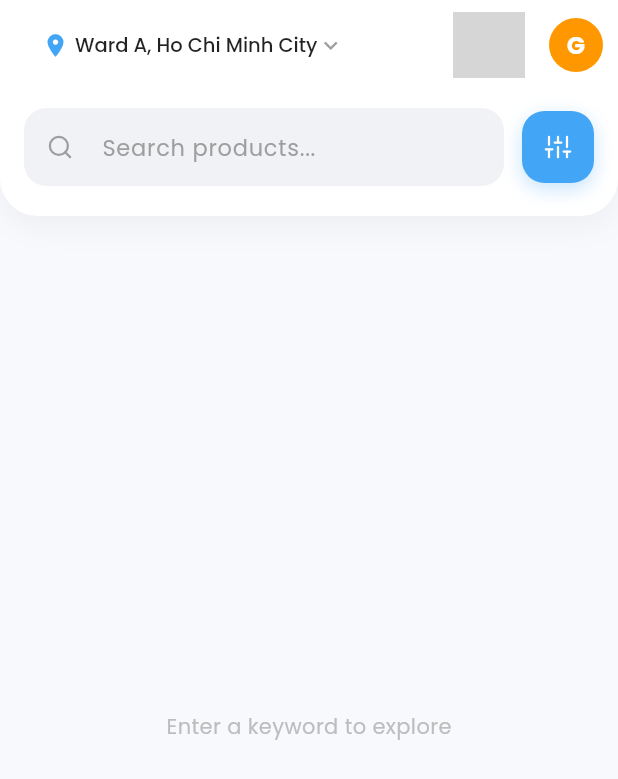
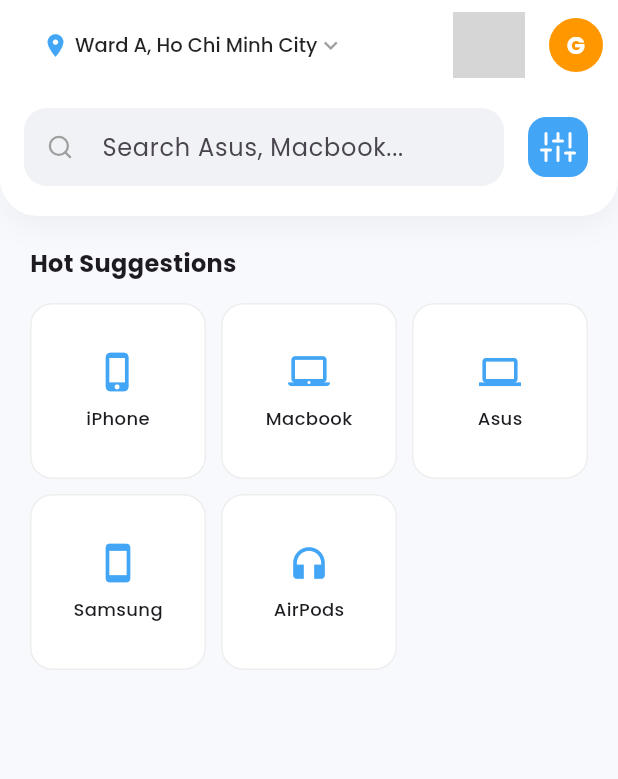
Before and after one commit to Master0028/RecoMart, a Flutter app: the SearchProductScreen screen opened directly with empty values, on a phone screen of 412 x 824 dp. Shown: the top 779 px of the screen. Run offline on Flutter 3.47's test engine with Material 3 defaults, Android fonts, the light colour scheme and no system bars; our stand-ins replace cached_network_image, carousel_slider, cloud_firestore, feather_icons, firebase_auth, firebase_core and 12 more; missing offline and left inert: add_to_cart_animation, cloudinary_public; accounts and stored records are empty; network calls fail; grey boxes are pictures that could not be loaded.

Commit message:
Commit lần 1

```diff
--- a/lib/provider/order_provider.dart
+++ b/lib/provider/order_provider.dart
@@ -1,6 +1,4 @@
 import 'package:flutter/material.dart';
-import 'package:firebase_auth/firebase_auth.dart';
-
 import '../models/order.model.dart';
 import '../pattern/singleton.dart';
 import '../services/order.service.dart';
--- a/lib/routes/app_routes.dart
+++ b/lib/routes/app_routes.dart
@@ -35,9 +35,9 @@
 import '../views/pages/client/order/ordercheckout.dart';
 import '../views/pages/client/profile/module/orderdetail.dart';
 
+
 final GoRouter appRouter = GoRouter(
   initialLocation: '/',
-
   routes: [
     GoRoute(
       path: '/',
--- a/lib/views/pages/admin/dashboard/dashboard_screen.dart
+++ b/lib/views/pages/admin/dashboard/dashboard_screen.dart
@@ -177,7 +177,7 @@
           ),
           const SizedBox(height: 4),
           Text(
-            'Auto reload every 15s (with confirmation)',
+            'Auto reload every 60s to have new data',
             style: TextStyle(color: Colors.grey[500]),
           ),
         ]),
--- a/lib/views/pages/client/home/widgets/appBar_widget.dart
+++ b/lib/views/pages/client/home/widgets/appBar_widget.dart
@@ -200,12 +200,15 @@
             child: Row(children: [
               Expanded(
                 child: TextField(
+                  readOnly: true,
+                  onTap: () => context.push('/search'),
                   decoration: const InputDecoration(
                       hintText: 'Search products...',
                       border: InputBorder.none,
                       contentPadding: EdgeInsets.symmetric(horizontal: 15)),
                   onSubmitted: (_) => context.push('/search'),
-              )),
+                ),
+              ),
               Container(
                 decoration: BoxDecoration(
                     color: _actionButtonColor,
--- a/lib/views/pages/client/login/login_view.dart
+++ b/lib/views/pages/client/login/login_view.dart
@@ -57,7 +57,6 @@
     final userProvider = context.read<UserProvider>();
     if (userProvider.isLoggedIn) {
       debugPrint("User already logged in. Redirecting...");
-      if (mounted) context.go('/home');
     }
   }
 
--- a/lib/views/pages/client/order/ordercheckout.dart
+++ b/lib/views/pages/client/order/ordercheckout.dart
@@ -298,8 +298,8 @@
                   child: Image.network(widget.imageUrl ?? '', width: 60, height: 60, fit: BoxFit.cover),
                 ),
                 title: Text(widget.productName ?? '', style: const TextStyle(fontWeight: FontWeight.bold)),
-                subtitle: Text('${widget.quantity} x ${format(widget.unitPrice ?? 0)} USD'),
-                trailing: Text('${format(subtotal)} USD', style: TextStyle(color: AppColors.primary, fontWeight: FontWeight.bold)),
+                subtitle: Text('${widget.quantity} x ${format(widget.unitPrice ?? 0)} VND'),
+                trailing: Text('${format(subtotal)} VND', style: const TextStyle(color: AppColors.primary, fontWeight: FontWeight.bold)),
               ),
             ),
             const SizedBox(height: 20),
--- a/lib/views/pages/client/profile/module/history.dart
+++ b/lib/views/pages/client/profile/module/history.dart
@@ -10,8 +10,6 @@
 import 'package:recomart/utils/widget/CustomAppBarMobile.dart';
 import 'package:recomart/models/order.model.dart';
 import 'package:recomart/provider/order_provider.dart';
-
-import '../../../../../pattern/singleton.dart';
 
 class OrderHistoryPage extends StatefulWidget {
   const OrderHistoryPage({super.key, required this.userId});
--- a/lib/views/pages/client/search/search_product_screen.dart
+++ b/lib/views/pages/client/search/search_product_screen.dart
@@ -8,6 +8,7 @@
 import 'package:recomart/views/pages/client/home/widgets/product_widget.dart' hide AppColors;
 import 'package:add_to_cart_animation/add_to_cart_animation.dart';
 import 'package:recomart/services/recommendation_service.dart';
+import 'package:shared_preferences/shared_preferences.dart';
 
 class SearchProductScreen extends StatefulWidget {
   final Function(String) onSearch;
@@ -29,57 +30,102 @@
   late Function(GlobalKey) runAddToCartAnimation;
 
   List<dynamic> _searchResults = [];
+  List<String> _searchHistory = [];
   bool _isLoading = false;
   bool _hasSearched = false;
+
+  final List<Map<String, dynamic>> _hotSuggestions = [
+    {'name': 'iPhone', 'icon': Icons.phone_iphone},
+    {'name': 'Macbook', 'icon': Icons.laptop_mac},
+    {'name': 'Asus', 'icon': Icons.computer},
+    {'name': 'Samsung', 'icon': Icons.smartphone},
+    {'name': 'AirPods', 'icon': Icons.headphones},
+  ];
 
   @override
   void initState() {
     super.initState();
         _searchController.text = widget.initialQuery;
+    _loadSearchHistory();
+    _searchController.addListener(_handleSearchTextChange);
     if (widget.initialQuery.isNotEmpty) {
-      _performSearch();
+      WidgetsBinding.instance.addPostFrameCallback((_) {
+        _performSearch(query: widget.initialQuery);
+      });
     }
   }
 
-  Future<void> _performSearch() async {
-    final keyword = _searchController.text.trim();
+  void _handleSearchTextChange() {
+    if (_searchController.text.isEmpty && _hasSearched) {
+      setState(() {
+        _hasSearched = false;
+        _searchResults = [];
+      });
+    }
+  }
+
+  @override
+  void dispose() {
+    _searchController.removeListener(_handleSearchTextChange);
+    _searchController.dispose();
+    super.dispose();
+  }
+
+  Future<void> _loadSearchHistory() async {
+    try {
+      final prefs = await SharedPreferences.getInstance();
+      final history = prefs.getStringList('recent_searches') ?? [];
+      setState(() {
+        _searchHistory = history;
+      });
+    } catch (e) {
+      print("Loading history fail!: $e");
+    }
+  }
+
+  Future<void> _saveToHistory(String keyword) async {
+    if (keyword.isEmpty) return;
+    final prefs = await SharedPreferences.getInstance();
+    _searchHistory.remove(keyword);
+    _searchHistory.insert(0, keyword);
+    if (_searchHistory.length > 5) _searchHistory.removeLast();
+
+    await prefs.setStringList('recent_searches', _searchHistory);
+    setState(() {});
+  }
+
+  Future<void> _performSearch({String? query}) async {
+    final keyword = query ?? _searchController.text.trim();
     if (keyword.isEmpty) return;
 
-    if (mounted) {
+    if (query != null) _searchController.text = query;
+    _saveToHistory(keyword);
+
     setState(() {
       _isLoading = true;
       _hasSearched = true;
       _searchResults = [];
     });
-    }
 
     try {
       const baseUrl = RecommendationService.baseUrl;
       final url = '$baseUrl/api/search?keyword=$keyword';
-
-      final response = await http.get(
-        Uri.parse(url),
-        headers: {
+      final response = await http.get(Uri.parse(url), headers: {
         "ngrok-skip-browser-warning": "true",
         "Content-Type": "application/json",
-        },
-      ).timeout(const Duration(seconds: 15));
+      }).timeout(const Duration(seconds: 15));
 
       if (response.statusCode == 200) {
         final data = jsonDecode(response.body);
-        final List<dynamic> results = data['results'] ?? [];
-
-        if (mounted) {
         setState(() {
-            _searchResults = results;
+          _searchResults = data['results'] ?? [];
           _isLoading = false;
         });
-        }
       } else {
-        if (mounted) setState(() => _isLoading = false);
+        setState(() => _isLoading = false);
       }
     } catch (e) {
-      if (mounted) setState(() => _isLoading = false);
+      setState(() => _isLoading = false);
     }
   }
 
@@ -90,8 +136,6 @@
       height: 30,
       width: 30,
       opacity: 0.85,
-      dragAnimation: const DragToCartAnimationOptions(rotation: true),
-      jumpAnimation: const JumpAnimationOptions(),
       createAddToCartAnimation: (run) => runAddToCartAnimation = run,
       child: Scaffold(
         backgroundColor: const Color(0xFFF8F9FD),
@@ -99,9 +143,7 @@
         body: Column(
           children: [
             _buildModernSearchBar(),
-            Expanded(
-              child: _buildContent(),
-            ),
+            Expanded(child: _buildContent()),
           ],
         ),
       ),
@@ -114,124 +156,122 @@
       decoration: BoxDecoration(
         color: Colors.white,
         borderRadius: const BorderRadius.vertical(bottom: Radius.circular(25)),
-        boxShadow: [
-          BoxShadow(
-            color: Colors.black.withOpacity(0.04),
-            blurRadius: 15,
-            offset: const Offset(0, 8),
-          )
-        ],
+        boxShadow: [BoxShadow(color: Colors.black.withOpacity(0.04), blurRadius: 15, offset: const Offset(0, 8))],
       ),
       child: Row(
         children: [
           Expanded(
             child: Container(
-              decoration: BoxDecoration(
-                color: const Color(0xFFF1F2F6),
-                borderRadius: BorderRadius.circular(15),
-              ),
+              decoration: BoxDecoration(color: const Color(0xFFF1F2F6), borderRadius: BorderRadius.circular(15)),
               child: TextField(
                 controller: _searchController,
-                onSubmitted: (_) => _performSearch(),
-                textInputAction: TextInputAction.search,
-                decoration: InputDecoration(
-                  hintText: 'Search products...',
-                  hintStyle: const TextStyle(color: Colors.grey, fontSize: 15),
-                  prefixIcon: const Icon(FeatherIcons.search, size: 18, color: Colors.grey),
+                onSubmitted: (val) => _performSearch(),
+                decoration: const InputDecoration(
+                  hintText: 'Search Asus, Macbook...',
+                  prefixIcon: Icon(FeatherIcons.search, size: 18, color: Colors.grey),
                   border: InputBorder.none,
-                  contentPadding: const EdgeInsets.symmetric(vertical: 14),
-                  suffixIcon: _searchController.text.isNotEmpty
-                      ? IconButton(
-                          icon: const Icon(Icons.cancel, size: 18, color: Colors.grey),
-                          onPressed: () {
-                            _searchController.clear();
-                            setState(() {
-                              _searchResults = [];
-                              _hasSearched = false;
-                            });
-                          },
-                        )
-                      : null,
+                  contentPadding: EdgeInsets.symmetric(vertical: 14),
                 ),
               ),
             ),
           ),
           const SizedBox(width: 12),
-          GestureDetector(
-            onTap: _performSearch,
-            child: Container(
-              height: 48,
-              width: 48,
-              decoration: BoxDecoration(
-                color: AppColors.primary,
-                borderRadius: BorderRadius.circular(15),
-                boxShadow: [
-                  BoxShadow(
-                    color: AppColors.primary.withOpacity(0.3),
-                    blurRadius: 10,
-                    offset: const Offset(0, 4),
+          // Nút Filter
+          IconButton(
+            icon: const Icon(FeatherIcons.sliders),
+            onPressed: _performSearch,
+            style: IconButton.styleFrom(
+              backgroundColor: AppColors.primary,
+              foregroundColor: Colors.white,
+              shape: RoundedRectangleBorder(borderRadius: BorderRadius.circular(12)),
+            ),
           )
-                ],
-              ),
-              child: const Icon(FeatherIcons.sliders, color: Colors.white, size: 18),
-            ),
-          ),
         ],
       ),
     );
   }
 
   Widget _buildContent() {
-    if (_isLoading) {
-      return const Center(child: CupertinoActivityIndicator(radius: 15));
+    if (_isLoading) return const Center(child: CupertinoActivityIndicator(radius: 15));
+    if (_searchController.text.trim().isEmpty) {
+      return _buildSuggestionsUI();
     }
-
     if (_hasSearched && _searchResults.isEmpty) {
       return Center(
         child: Column(
           mainAxisAlignment: MainAxisAlignment.center,
           children: [
-            Icon(FeatherIcons.search, size: 60, color: Colors.grey.shade300),
-            const SizedBox(height: 16),
-            Text("No results found", style: TextStyle(color: Colors.grey.shade600, fontSize: 16)),
+            Icon(FeatherIcons.search, size: 50, color: Colors.grey.shade300),
+            const SizedBox(height: 10),
+            Text("No results found for '${_searchController.text}'",
+                style: const TextStyle(color: Colors.grey)),
+          ],
+        )
+      );
+    }
+    return _buildResultsGrid();
+  }
+
+  Widget _buildSuggestionsUI() {
+    return ListView(
+      padding: const EdgeInsets.all(20),
+      children: [
+        if (_searchHistory.isNotEmpty) ...[
+          const Text("Recent Searches", style: TextStyle(fontWeight: FontWeight.bold, fontSize: 16)),
+          const SizedBox(height: 10),
+          Wrap(
+            spacing: 8,
+            children: _searchHistory.map((h) => ActionChip(
+              label: Text(h),
+              onPressed: () => _performSearch(query: h),
+              backgroundColor: Colors.white,
+            )).toList(),
+          ),
+          const SizedBox(height: 25),
+        ],
+        const Text("Hot Suggestions", style: TextStyle(fontWeight: FontWeight.bold, fontSize: 16)),
+        const SizedBox(height: 15),
+        GridView.builder(
+          shrinkWrap: true,
+          physics: const NeverScrollableScrollPhysics(),
+          gridDelegate: const SliverGridDelegateWithFixedCrossAxisCount(
+            crossAxisCount: 3,
+            mainAxisSpacing: 10,
+            crossAxisSpacing: 10,
+            childAspectRatio: 1,
+          ),
+          itemCount: _hotSuggestions.length,
+          itemBuilder: (context, index) {
+            final item = _hotSuggestions[index];
+            return GestureDetector(
+              onTap: () => _performSearch(query: item['name']),
+              child: Container(
+                decoration: BoxDecoration(
+                  color: Colors.white,
+                  borderRadius: BorderRadius.circular(15),
+                  border: Border.all(color: Colors.grey.shade200),
+                ),
+                child: Column(
+                  mainAxisAlignment: MainAxisAlignment.center,
+                  children: [
+                    Icon(item['icon'], color: AppColors.primary, size: 28),
+                    const SizedBox(height: 8),
+                    Text(item['name'], style: const TextStyle(fontSize: 12, fontWeight: FontWeight.w500)),
                   ],
                 ),
+              ),
+            );
+          },
+        ),
+      ],
     );
   }
 
-    if (!_hasSearched) {
-      return Center(
-        child: Text("Enter a keyword to explore", style: TextStyle(color: Colors.grey.shade400)),
-      );
-    }
-
+  Widget _buildResultsGrid() {
     return CustomScrollView(
-      physics: const BouncingScrollPhysics(),
       slivers: [
-        SliverToBoxAdapter(
-          child: Padding(
-            padding: const EdgeInsets.all(16.0),
-            child: Row(
-              mainAxisAlignment: MainAxisAlignment.spaceBetween,
-              children: [
-                const Text("Search Results", style: TextStyle(fontSize: 18, fontWeight: FontWeight.bold)),
-                Container(
-                  padding: const EdgeInsets.symmetric(horizontal: 10, vertical: 4),
-                  decoration: BoxDecoration(
-                    color: AppColors.primary.withOpacity(0.1),
-                    borderRadius: BorderRadius.circular(10),
-                  ),
-                  child: Text(
-                    "${_searchResults.length} items",
-                    style: const TextStyle(color: AppColors.primary, fontWeight: FontWeight.bold, fontSize: 12),
-                  ),
-                ),
-              ],
-            ),
-          ),
-        ),
         SliverPadding(
-          padding: const EdgeInsets.symmetric(horizontal: 16),
+          padding: const EdgeInsets.all(16),
           sliver: SliverGrid(
             gridDelegate: const SliverGridDelegateWithFixedCrossAxisCount(
               crossAxisCount: 2,
@@ -242,27 +282,27 @@
             delegate: SliverChildBuilderDelegate(
               (context, index) {
                 final item = _searchResults[index];
+
+                String productImg = (item['imageUrl'] ?? '').toString();
+
+                if (productImg.isEmpty || !productImg.startsWith('http')) {
+                  productImg = 'https://via.placeholder.com/600x600?text=No+Image';
+                }
+
                 return ProductView(
                   id: (item['id'] ?? '').toString(),
                   categoryId: (item['category'] ?? '').toString(),
-                  name: (item['name'] ?? 'N/A').toString(),
-                  image: (item['imageUrl'] ?? '').toString(),
+                  name: (item['name'] ?? 'No Name').toString(),
+                  image: productImg,
                   price: (item['price'] ?? 0).toDouble(),
-                  averageRating: (item['rating'] ?? 0).toString(),
+                  averageRating: (item['rating'] ?? '0').toString(),
                 );
               },
               childCount: _searchResults.length,
             ),
           ),
         ),
-        const SliverToBoxAdapter(child: SizedBox(height: 30)),
       ],
     );
   }
-
-  @override
-  void dispose() {
-    _searchController.dispose();
-    super.dispose();
 }
-}
```
Also changed, not shown: lib/provider/user_provider.dart (+12 -1 lines), lib/services/api_service.dart (+32 -2 lines), lib/services/interaction_service.dart (+21 -9 lines), lib/views/pages/admin/admin_screen.dart (+36 -12 lines), lib/views/pages/admin/customer/widgets/customer_table.dart (+6 -7 lines), lib/views/pages/client/home/widgets/home_body.dart (+20 -14 lines), lib/views/pages/client/login/changepassword.dart (+31 -38 lines), pubspec.lock. Lines whose indentation alone changed are shown as unchanged.
